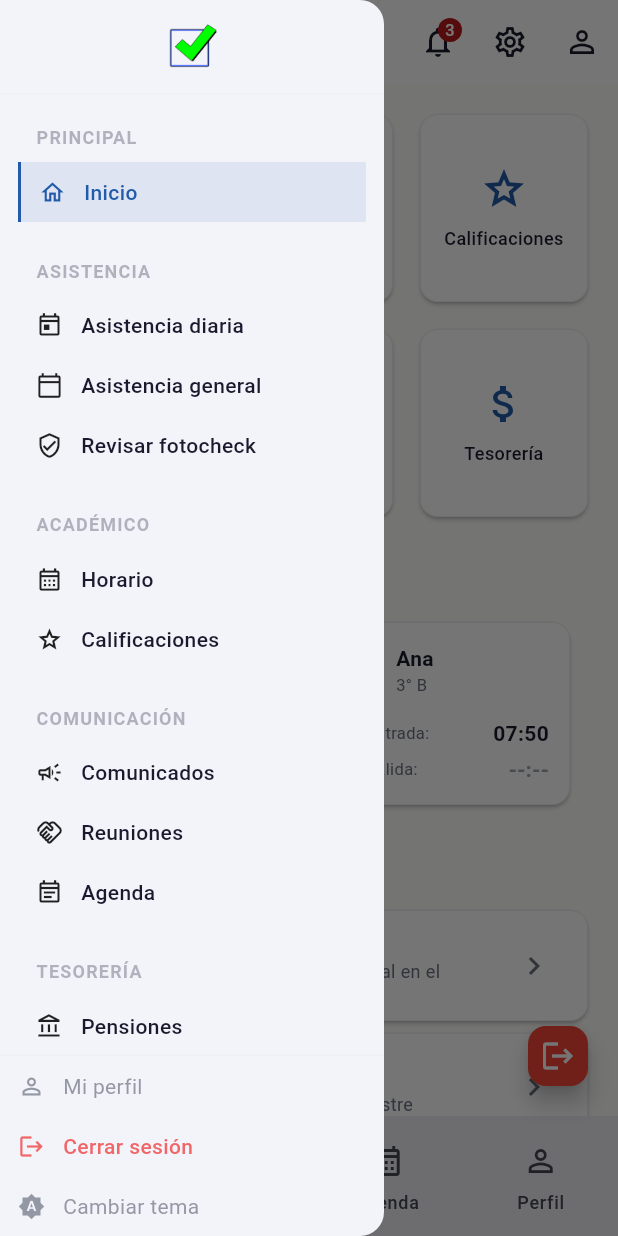
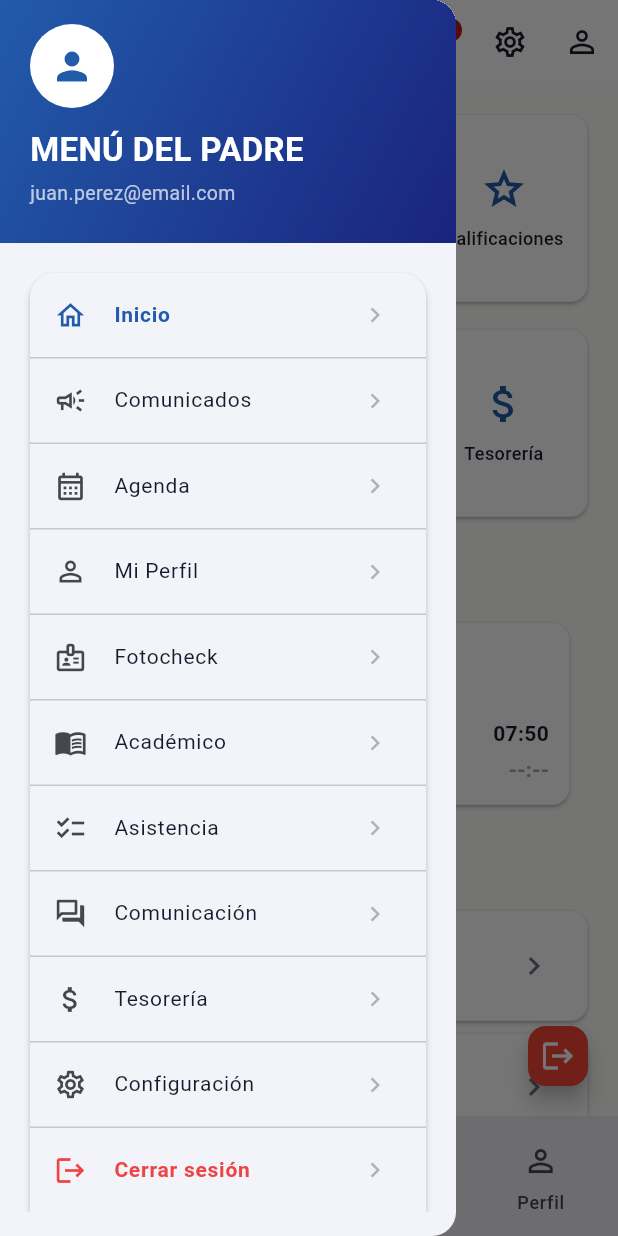
Before and after one commit to yerson001/cole-app, a Flutter app: the ParentScreen screen opened by its route, with the side drawer open, on a phone screen of 412 x 824 dp. Run offline on Flutter 3.47's test engine with Material 3 defaults, Android fonts, the phone set to English and light mode, and no system bars; our stand-ins replace equatable, flutter_bloc, get_it, injectable, shared_preferences; missing offline and left inert: tutorial_coach_mark; accounts and stored records are empty.

Commit message:
fix(parent): drawer style initflutter con header + card + > flecha

```diff
--- a/lib/features/parent/presentation/screens/parent_screen.dart
+++ b/lib/features/parent/presentation/screens/parent_screen.dart
@@ -77,68 +77,69 @@ class ParentScreen extends StatelessWidget {
     final currentIdx = context.read<ParentBloc>().state.pageIndex;
     final themeCubit = context.read<ThemeCubit>();
     return Drawer(
-      width: 256,
       child: Column(
         children: [
           Container(
-            width: 256,
-            padding: const EdgeInsets.all(16),
+            width: double.infinity,
+            padding: EdgeInsets.only(top: MediaQuery.of(context).padding.top + 16, bottom: 24, left: 20, right: 20),
             decoration: BoxDecoration(
-              border: Border(bottom: BorderSide(color: c.border.withValues(alpha: 0.3))),
+              gradient: LinearGradient(
+                colors: [c.primary, c.primaryDark],
+                begin: Alignment.topLeft,
+                end: Alignment.bottomRight,
               ),
-            child: Image.asset('assets/images/check.png', height: 30, fit: BoxFit.contain),
             ),
-          Expanded(
-            child: ListView(
-              padding: const EdgeInsets.all(12),
+            child: Column(
+              crossAxisAlignment: CrossAxisAlignment.start,
               children: [
-                _groupHeader(context, 'PRINCIPAL'),
-                _navItem(context, Icons.home_outlined, 'Inicio', 0, currentIdx),
-                const SizedBox(height: 16),
-                _groupHeader(context, 'ASISTENCIA'),
-                _navItem(context, Icons.today_outlined, 'Asistencia diaria', null, currentIdx),
-                _navItem(context, Icons.calendar_today_outlined, 'Asistencia general', null, currentIdx),
-                _navItem(context, Icons.verified_user_outlined, 'Revisar fotocheck', null, currentIdx),
-                const SizedBox(height: 16),
-                _groupHeader(context, 'ACADÉMICO'),
-                _navItem(context, Icons.calendar_month_outlined, 'Horario', null, currentIdx),
-                _navItem(context, Icons.grade_outlined, 'Calificaciones', null, currentIdx),
-                const SizedBox(height: 16),
-                _groupHeader(context, 'COMUNICACIÓN'),
-                _navItem(context, Icons.campaign_outlined, 'Comunicados', 1, currentIdx),
-                _navItem(context, Icons.handshake_outlined, 'Reuniones', null, currentIdx),
-                _navItem(context, Icons.event_note_outlined, 'Agenda', 2, currentIdx),
-                const SizedBox(height: 16),
-                _groupHeader(context, 'TESORERÍA'),
-                _navItem(context, Icons.account_balance_outlined, 'Pensiones', null, currentIdx),
-                _navItem(context, Icons.payments_outlined, 'Cuotas', null, currentIdx),
+                CircleAvatar(
+                  radius: 28,
+                  backgroundColor: Colors.white,
+                  child: Icon(Icons.person, color: c.primary, size: 30),
+                ),
+                const SizedBox(height: 12),
+                const Text('MENÚ DEL PADRE', style: TextStyle(color: Colors.white, fontSize: 22, fontWeight: FontWeight.bold)),
+                const SizedBox(height: 4),
+                Text('juan.perez@email.com', style: TextStyle(color: Colors.white70, fontSize: 13)),
               ],
             ),
           ),
-          Container(
-            width: 256,
-            decoration: BoxDecoration(
-              border: Border(top: BorderSide(color: c.border.withValues(alpha: 0.3))),
-            ),
+          Expanded(
+            child: Padding(
+              padding: const EdgeInsets.all(16),
+              child: SingleChildScrollView(
+                child: Card(
+                  elevation: 2,
+                  shape: RoundedRectangleBorder(borderRadius: BorderRadius.circular(16)),
                   child: Column(
                     children: [
-                _footerItem(context, Icons.person_outline, 'Mi perfil', () {
-                  Navigator.pop(context);
-                  context.read<ParentBloc>().add(ChangePage(pageIndex: 3));
-                }, c),
-                _footerItem(context, Icons.logout, 'Cerrar sesión', () {
-                  context.read<ParentBloc>().add(Logout());
-                  context.read<LoginBloc>().add(ResetLogin());
-                  Navigator.of(context).pushAndRemoveUntil(
-                    MaterialPageRoute(builder: (_) => const LoginPage()),
-                    (route) => false,
-                  );
-                }, c, isLogout: true),
-                _footerItem(context, themeCubit.icon, 'Cambiar tema', () {
-                  themeCubit.cycle();
-                  Navigator.pop(context);
-                }, c),
+                      _drawerTile(context, Icons.home_outlined, 'Inicio', 0, currentIdx),
+                      const Divider(height: 1),
+                      _drawerTile(context, Icons.campaign_outlined, 'Comunicados', 1, currentIdx),
+                      const Divider(height: 1),
+                      _drawerTile(context, Icons.calendar_month_outlined, 'Agenda', 2, currentIdx),
+                      const Divider(height: 1),
+                      _drawerTile(context, Icons.person_outline, 'Mi Perfil', 3, currentIdx),
+                      const Divider(height: 1),
+                      _drawerTile(context, Icons.badge_outlined, 'Fotocheck', null, currentIdx),
+                      const Divider(height: 1),
+                      _drawerTile(context, Icons.menu_book_outlined, 'Académico', null, currentIdx),
+                      const Divider(height: 1),
+                      _drawerTile(context, Icons.checklist_outlined, 'Asistencia', null, currentIdx),
+                      const Divider(height: 1),
+                      _drawerTile(context, Icons.forum_outlined, 'Comunicación', null, currentIdx),
+                      const Divider(height: 1),
+                      _drawerTile(context, Icons.attach_money_outlined, 'Tesorería', null, currentIdx),
+                      const Divider(height: 1),
+                      _drawerTile(context, Icons.settings_outlined, 'Configuración', null, currentIdx),
+                      const Divider(height: 1),
+                      _drawerTile(context, Icons.logout, 'Cerrar sesión', null, currentIdx, isLogout: true),
+                      const Divider(height: 1),
+                      _drawerTile(context, themeCubit.icon, 'Cambiar tema', null, currentIdx),
                     ],
+                  ),
+                ),
+              ),
             ),
           ),
         ],
@@ -146,84 +147,41 @@ class ParentScreen extends StatelessWidget {
     );
   }
 
-  Widget _groupHeader(BuildContext context, String label) {
-    final c = context.appColors;
-    return Padding(
-      padding: const EdgeInsets.symmetric(horizontal: 12, vertical: 8),
-      child: Text(
-        label,
-        style: TextStyle(
-          fontSize: 12,
-          fontWeight: FontWeight.bold,
-          letterSpacing: 0.8,
-          color: c.textSecondary.withValues(alpha: 0.5),
-        ),
-      ),
-    );
-  }
-
-  Widget _navItem(BuildContext context, IconData icon, String label, int? pageIndex, int currentIndex) {
+  Widget _drawerTile(BuildContext context, IconData icon, String label, int? pageIndex, int currentIndex, {bool isLogout = false}) {
     final c = context.appColors;
     final selected = pageIndex != null && currentIndex == pageIndex;
-    return Container(
-      decoration: selected
-          ? BoxDecoration(
-              border: Border(left: BorderSide(color: c.primary, width: 2)),
-              color: c.primary.withValues(alpha: 0.1),
-            )
-          : null,
-      child: Material(
-        color: Colors.transparent,
-        child: InkWell(
-          onTap: () {
+
+    void onTap() {
+      if (isLogout) {
+        context.read<ParentBloc>().add(Logout());
+        context.read<LoginBloc>().add(ResetLogin());
+        Navigator.of(context).pushAndRemoveUntil(
+          MaterialPageRoute(builder: (_) => const LoginPage()),
+          (route) => false,
+        );
+        return;
+      }
+      if (label == 'Cambiar tema') {
+        context.read<ThemeCubit>().cycle();
+      }
       Navigator.pop(context);
       if (pageIndex != null) {
         context.read<ParentBloc>().add(ChangePage(pageIndex: pageIndex));
       }
-          },
-          borderRadius: BorderRadius.circular(8),
-          child: Padding(
-            padding: const EdgeInsets.symmetric(horizontal: 12, vertical: 10),
-            child: Row(
-              children: [
-                Icon(icon, size: 18, color: selected ? c.primary : null),
-                const SizedBox(width: 12),
-                Text(label, style: TextStyle(
+    }
+
+    return ListTile(
+      leading: Icon(icon, size: 22, color: isLogout ? c.error : (selected ? c.primary : null)),
+      title: Text(
+        label,
+        style: TextStyle(
           fontSize: 14,
-                  fontWeight: FontWeight.w500,
-                  color: selected ? c.primary : c.textPrimary,
-                )),
-              ],
+          fontWeight: isLogout ? FontWeight.w600 : (selected ? FontWeight.w600 : FontWeight.normal),
+          color: isLogout ? c.error : (selected ? c.primary : c.textPrimary),
         ),
       ),
-        ),
-      ),
-    );
-  }
-
-  Widget _footerItem(BuildContext context, IconData icon, String label, VoidCallback onTap, AppColors c, {bool isLogout = false}) {
-    return SizedBox(
-      width: 256,
-      child: Material(
-        color: Colors.transparent,
-        child: InkWell(
+      trailing: Icon(Icons.chevron_right, size: 20, color: c.textSecondary.withValues(alpha: 0.5)),
       onTap: onTap,
-          child: Padding(
-            padding: const EdgeInsets.symmetric(horizontal: 12, vertical: 10),
-            child: Row(
-              children: [
-                Icon(icon, size: 18, color: isLogout ? c.error.withValues(alpha: 0.8) : c.textSecondary.withValues(alpha: 0.7)),
-                const SizedBox(width: 12),
-                Text(label, style: TextStyle(
-                  fontSize: 14,
-                  fontWeight: isLogout ? FontWeight.w500 : FontWeight.normal,
-                  color: isLogout ? c.error.withValues(alpha: 0.8) : c.textSecondary.withValues(alpha: 0.7),
-                )),
-              ],
-            ),
-          ),
-        ),
-      ),
     );
   }
 
```
Lines whose indentation alone changed are shown as unchanged.
